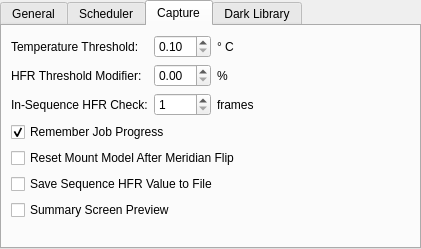
Before: the Qt Designer form kstars/ekos/opsekos.ui in KDE/kstars, drawn with Qt 5.
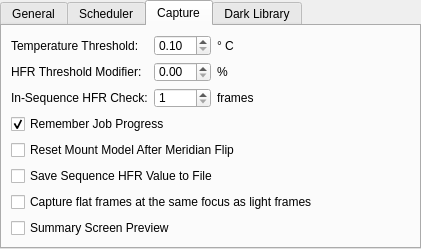
After: the same form once the commit is applied. The open tabs and pages were chosen to show the change.

Commit message: Flat sync focus functionality now works but requires testing

```diff
--- a/kstars/ekos/opsekos.ui
+++ b/kstars/ekos/opsekos.ui
@@ -413,6 +413,16 @@
       </property>
      </widget>
     </item>
+    <item>
+     <widget class="QCheckBox" name="kcfg_FlatSyncFocus">
+      <property name="toolTip">
+       <string>&lt;html&gt;&lt;head/&gt;&lt;body&gt;&lt;p&gt;If using a filter wheel and an absolute position focuser, then always remember the focus position of the autofocus process for light frames in each filter. Before a flat frame is captured, the focuser is moved to the same focus point as light frames.&lt;/p&gt;&lt;/body&gt;&lt;/html&gt;</string>
+      </property>
+      <property name="text">
+       <string>Capture flat frames at the same focus as light frames</string>
+      </property>
+     </widget>
+    </item>
     <item>
      <widget class="QCheckBox" name="kcfg_useSummaryPreview">
       <property name="toolTip">
```
Left out of the diff: 2 changed lines with no effect on the pictures. The commit also changes 7 other files.
